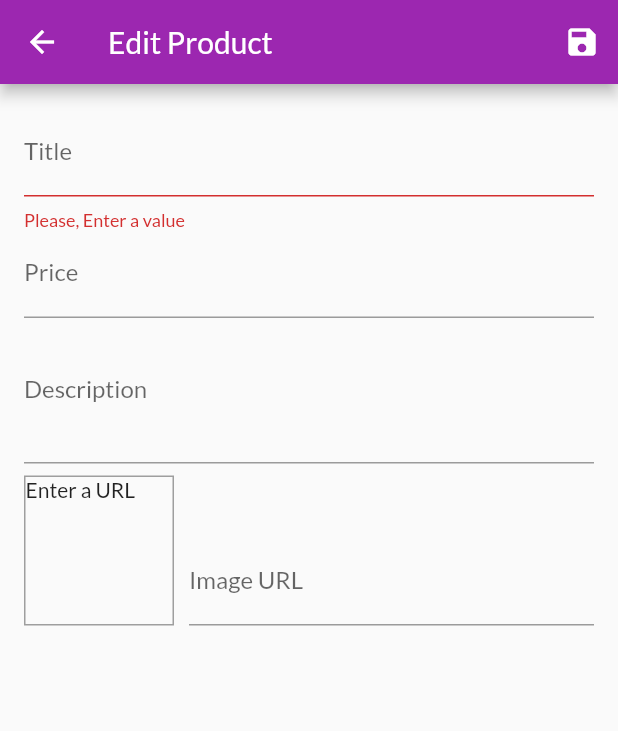
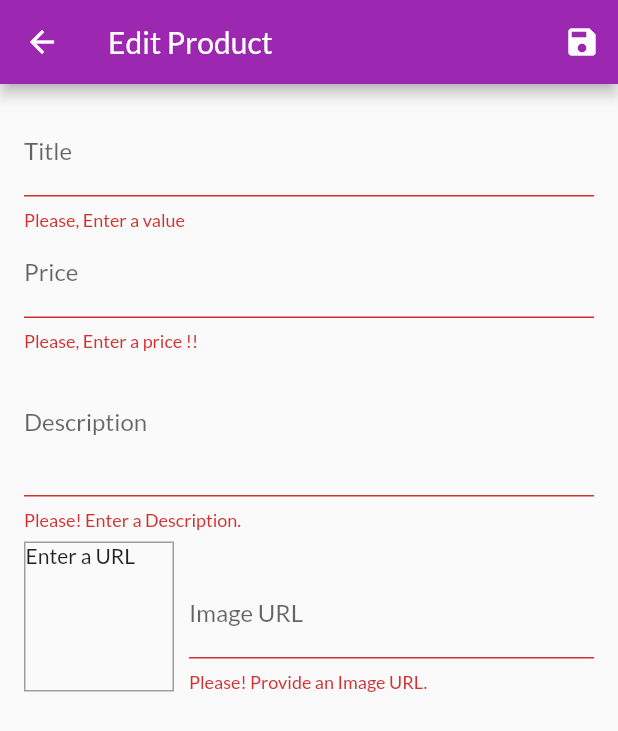
Before and after one commit to Manishcs076/Basic_Shop, a Flutter app: the EditProductScreen screen opened by its route, after a tap on the "save" icon, on a phone screen of 412 x 824 dp. Shown: the top 731 px of the screen. Run offline on Flutter 3.47's test engine with Material 2 defaults, Android fonts, the phone set to English and light mode, and no system bars; network calls fail.

Commit message:
adding validation to all input

```diff
--- a/lib/screens/edit_product_screen.dart
+++ b/lib/screens/edit_product_screen.dart
@@ -30,6 +30,14 @@ class _EditProductScreenState extends State<EditProductScreen> {
 
   void _updateImageUrl() {
     if (!_imageUrlFocusNode.hasFocus) {
+      if ((!_imageUrlController.text.startsWith('http') &&
+              !_imageUrlController.text.startsWith('https')) ||
+          (!_imageUrlController.text.endsWith('.png') &&
+              !_imageUrlController.text.endsWith('.jpg') &&
+              !_imageUrlController.text.endsWith('jpeg') &&
+              !_imageUrlController.text.endsWith('png'))) {
+        return;
+      }
       setState(() {});
     }
   }
@@ -66,7 +74,7 @@ class _EditProductScreenState extends State<EditProductScreen> {
           IconButton(
             icon: Icon(Icons.save),
             onPressed: _saveForm,
-          )
+          ),
         ],
       ),
       body: Padding(
@@ -105,6 +113,18 @@ class _EditProductScreenState extends State<EditProductScreen> {
                 onFieldSubmitted: (_) {
                   FocusScope.of(context).requestFocus(_descriptionFocusNode);
                 },
+                validator: (value) {
+                  if (value.isEmpty) {
+                    return 'Please, Enter a price !!';
+                  }
+                  if (double.tryParse(value) == null) {
+                    return 'Please ! Enter a valid number.';
+                  }
+                  if (double.parse(value) <= 0) {
+                    return 'Please! Enter a number greater than zero.';
+                  }
+                  return null;
+                },
                 onSaved: (value) {
                   _editedProduct = Product(
                     title: _editedProduct.title,
@@ -120,6 +140,15 @@ class _EditProductScreenState extends State<EditProductScreen> {
                 maxLines: 3,
                 keyboardType: TextInputType.multiline,
                 focusNode: _descriptionFocusNode,
+                validator: (value) {
+                  if (value.isEmpty) {
+                    return 'Please! Enter a Description.';
+                  }
+                  if (value.length < 10) {
+                    return 'Should be a least 10 Character long';
+                  }
+                  return null;
+                },
                 onSaved: (value) {
                   _editedProduct = Product(
                     title: _editedProduct.title,
@@ -166,6 +195,22 @@ class _EditProductScreenState extends State<EditProductScreen> {
                       onFieldSubmitted: (_) {
                         _saveForm();
                       },
+                      validator: (value) {
+                        if (value.isEmpty) {
+                          return 'Please! Provide an Image URL.';
+                        }
+                        if (!value.startsWith('http') &&
+                            !value.startsWith('https')) {
+                          return 'Please! Enter a valid image URL.';
+                        }
+                        if (!value.endsWith('.png') &&
+                            !value.endsWith('.jpg') &&
+                            !value.endsWith('jpeg') &&
+                            !value.endsWith('png')) {
+                          return 'Please! Enter a valid image URL.';
+                        }
+                        return null;
+                      },
                       onSaved: (value) {
                         _editedProduct = Product(
                           title: _editedProduct.title,
```
